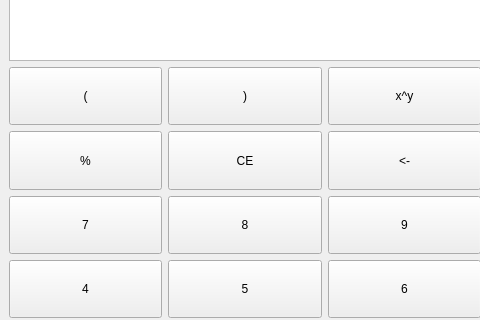
Before: the Qt Designer form main.ui in HuangDell/NormalCaculator, drawn with Qt 5; both pictures show x 0 to 480 and y 163 to 483 of the 649 by 641 pixel window.
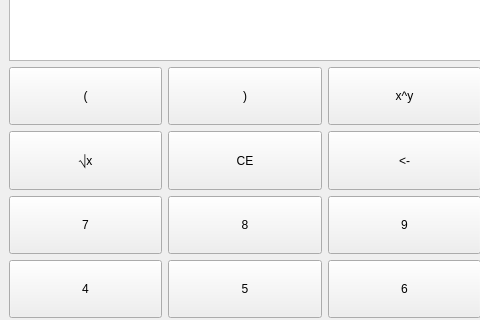
After: the same form once the commit is applied.

The edit to the form file:
```diff
--- a/main.ui
+++ b/main.ui
@@ -328,7 +328,7 @@
          </sizepolicy>
         </property>
         <property name="text">
-         <string>%</string>
+         <string>⎷x</string>
         </property>
        </widget>
       </item>
```
Left out of the diff: 2 changed lines with no effect on the pictures.
